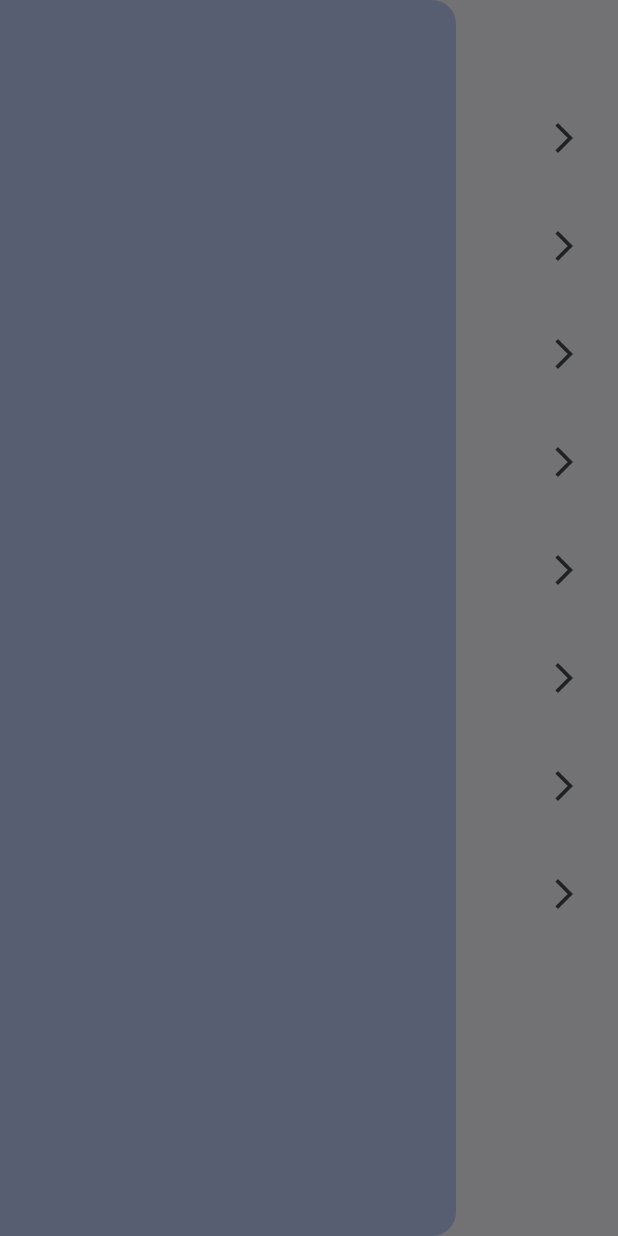
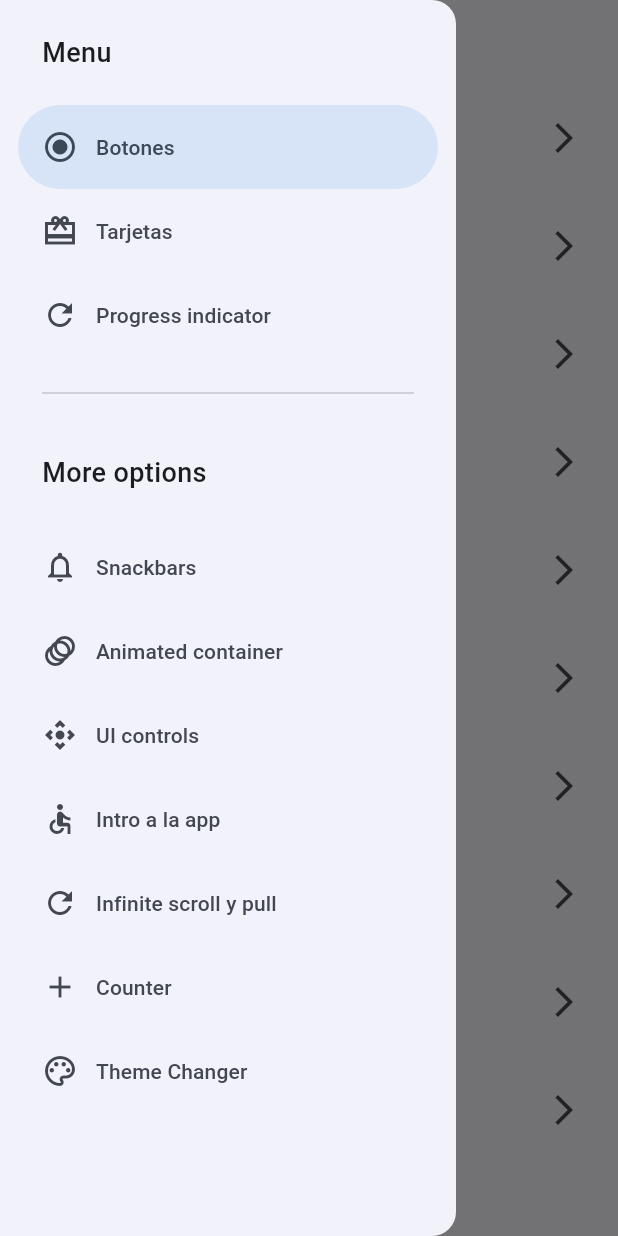
Before and after one commit to yorjanrafa/widgets-course, a Flutter app: the screen it shows after launch, with the side drawer open, on a phone screen of 412 x 824 dp. Run offline on Flutter 3.47's test engine with Material 3 defaults, Android fonts, the light colour scheme and no system bars; our stand-ins replace animate_do, flutter_riverpod, go_router, page_view_dot_indicator.

Commit message:
Before of statenoftifier

```diff
--- a/lib/app_ui_global/drawer/drawer_global.dart
+++ b/lib/app_ui_global/drawer/drawer_global.dart
@@ -1,14 +1,67 @@
+import 'dart:io';
+
+import 'package:a01_widgets/config/menu/menu_items.dart';
 import 'package:flutter/material.dart';
+import 'package:go_router/go_router.dart';
 
-class DrawerGlobal extends StatelessWidget {
-  const DrawerGlobal({super.key});
+class DrawerGlobal extends StatefulWidget {
+  final GlobalKey<ScaffoldState> scaffoldKey;
+  const DrawerGlobal({super.key, required this.scaffoldKey});
+
+  @override
+  State<DrawerGlobal> createState() => _DrawerGlobalState();
+}
+
+class _DrawerGlobalState extends State<DrawerGlobal> {
+  int navDrawerIndex = 0;
 
   @override
   Widget build(BuildContext context) {
     final colors = Theme.of(context).colorScheme;
+    final hasNotch = MediaQuery.of(context).viewPadding.top > 35;
 
-    return Drawer(
-      backgroundColor: colors.secondary,
+    return NavigationDrawer(
+      selectedIndex: navDrawerIndex,
+      onDestinationSelected: (value) {
+        setState(() {
+          navDrawerIndex = value;
+        });
+        final menuItem = appMenuItems[value];
+        context.push(menuItem.link);
+        widget.scaffoldKey.currentState!.closeDrawer();
+      },
+      children: [
+        Padding(
+          padding: EdgeInsets.fromLTRB(28, hasNotch ? 5 : 22, 16, 22),
+          child: const Text(
+            'Menu',
+            style: TextStyle(fontSize: 18, fontWeight: FontWeight.w500),
+          ),
+        ),
+        ...appMenuItems.sublist(0, 3).map(
+              (item) => NavigationDrawerDestination(
+                icon: Icon(item.icon),
+                label: Text(item.title),
+              ),
+            ),
+        const Padding(
+          padding: EdgeInsets.fromLTRB(28, 16, 28, 10),
+          child: Divider(),
+        ),
+        Padding(
+          padding: EdgeInsets.fromLTRB(28, hasNotch ? 5 : 22, 16, 22),
+          child: const Text(
+            'More options',
+            style: TextStyle(fontSize: 18, fontWeight: FontWeight.w500),
+          ),
+        ),
+        ...appMenuItems.sublist(3).map(
+              (item) => NavigationDrawerDestination(
+                icon: Icon(item.icon),
+                label: Text(item.title),
+              ),
+            ),
+      ],
     );
   }
 }
--- a/lib/config/menu/menu_items.dart
+++ b/lib/config/menu/menu_items.dart
@@ -53,8 +53,21 @@ const appMenuItems = <MenuItem>[
       link: '/tutorial',
       icon: Icons.accessible),
   MenuItem(
-      title: 'Infinite scroll y pull',
-      subtitle: 'Listas infinitas y pull to refresh ',
-      link: '/infinite',
-      icon: Icons.refresh_outlined)
+    title: 'Infinite scroll y pull',
+    subtitle: 'Listas infinitas y pull to refresh ',
+    link: '/infinite',
+    icon: Icons.refresh_outlined,
+  ),
+  MenuItem(
+    title: 'Counter',
+    subtitle: 'Increment clicks counter',
+    link: '/counter',
+    icon: Icons.add,
+  ),
+  MenuItem(
+    title: 'Theme Changer',
+    subtitle: 'Change theme of the app',
+    link: '/theme-changer',
+    icon: Icons.color_lens_outlined,
+  ),
 ];
--- a/lib/config/router/app_router.dart
+++ b/lib/config/router/app_router.dart
@@ -50,5 +50,15 @@ final appRouter = GoRouter(
       path: '/infinite',
       builder: (context, state) => const InfiniteScrollScreen(),
     ),
+    GoRoute(
+      name: CounterScreen.name,
+      path: '/counter',
+      builder: (context, state) => CounterScreen(),
+    ),
+    GoRoute(
+      name: ThemeChangerScreen.name,
+      path: '/theme-changer',
+      builder: (context, state) => const ThemeChangerScreen(),
+    ),
   ],
 );
--- a/lib/main.dart
+++ b/lib/main.dart
@@ -1,20 +1,30 @@
 import 'package:a01_widgets/config/router/app_router.dart';
 import 'package:a01_widgets/config/theme/app_theme.dart';
+import 'package:a01_widgets/presentation/providers/theme_provider.dart';
 import 'package:flutter/material.dart';
+import 'package:flutter_riverpod/flutter_riverpod.dart';
 
 void main() {
-  runApp(const MainApp());
+  runApp(
+    const ProviderScope(
+      child: MainApp(),
+    ),
+  );
 }
 
-class MainApp extends StatelessWidget {
+class MainApp extends ConsumerWidget {
   const MainApp({super.key});
 
   @override
-  Widget build(BuildContext context) {
+  Widget build(BuildContext context, ref) {
+    final isDarkMode = ref.watch(isDarkModeProvider);
+    final selectedColor = ref.watch(selectedColorProvider);
+
     return MaterialApp.router(
       routerConfig: appRouter,
       debugShowCheckedModeBanner: false,
-      theme: AppTheme(selectedColor: 2, isDarkMode: false).getTheme(),
+      theme: AppTheme(isDarkMode: isDarkMode, selectedColor: selectedColor)
+          .getTheme(),
     );
   }
 }
--- /dev/null
+++ b/lib/presentation/providers/counter_provider.dart
@@ -0,0 +1,5 @@
+import 'package:flutter_riverpod/flutter_riverpod.dart';
+
+final counterProvider = StateProvider(
+  (ref) => 0,
+);
--- /dev/null
+++ b/lib/presentation/providers/theme_provider.dart
@@ -0,0 +1,12 @@
+import 'package:a01_widgets/config/theme/app_theme.dart';
+import 'package:flutter_riverpod/flutter_riverpod.dart';
+
+final isDarkModeProvider = StateProvider(
+  (ref) => false,
+);
+
+// listado de colores inmutables
+
+final colorListProvider = Provider((ref) => colorsList);
+
+final selectedColorProvider = StateProvider((ref) => 0);
--- a/lib/presentation/screens/home/home_screen.dart
+++ b/lib/presentation/screens/home/home_screen.dart
@@ -10,11 +10,15 @@ class HomeScreen extends StatelessWidget {
 
   @override
   Widget build(BuildContext context) {
+    final GlobalKey<ScaffoldState> scaffoldKey = GlobalKey<ScaffoldState>();
     return Scaffold(
+      key: scaffoldKey,
       appBar: AppBar(
         title: const Text('widgets practice'),
       ),
-      drawer: const DrawerGlobal(),
+      drawer: DrawerGlobal(
+        scaffoldKey: scaffoldKey,
+      ),
       body: const _HomeView(),
     );
   }
--- a/lib/presentation/screens/screens.dart
+++ b/lib/presentation/screens/screens.dart
@@ -1,3 +1,4 @@
+export 'package:a01_widgets/presentation/screens/theme_changer/theme_changer_screen.dart';
 export 'package:a01_widgets/presentation/screens/app_tutorial_with_ball.dart';
 export 'package:a01_widgets/presentation/screens/animated/animated_screen.dart';
 export 'package:a01_widgets/presentation/screens/app_tutorial_screen.dart';
@@ -8,3 +9,4 @@ export 'package:a01_widgets/presentation/screens/infinite_scroll_screen.dart';
 export 'package:a01_widgets/presentation/screens/progress/progress_screen.dart';
 export 'package:a01_widgets/presentation/screens/snackbar/snackbar_screen.dart';
 export 'package:a01_widgets/presentation/screens/ui_controls/ui_controls_screen.dart';
+export 'package:a01_widgets/presentation/screens/counter/counter_screen.dart';
--- a/pubspec.yaml
+++ b/pubspec.yaml
@@ -10,6 +10,7 @@ dependencies:
   animate_do: ^3.3.4
   flutter:
     sdk: flutter
+  flutter_riverpod: ^2.5.1
   go_router: ^14.2.8
   page_view_dot_indicator: ^2.3.0
 
```
Also changed, not shown: lib/presentation/screens/counter/counter_screen.dart (added, +45 -0 lines), lib/presentation/screens/theme_changer/theme_changer_screen.dart (added, +58 -0 lines), pubspec.lock.
